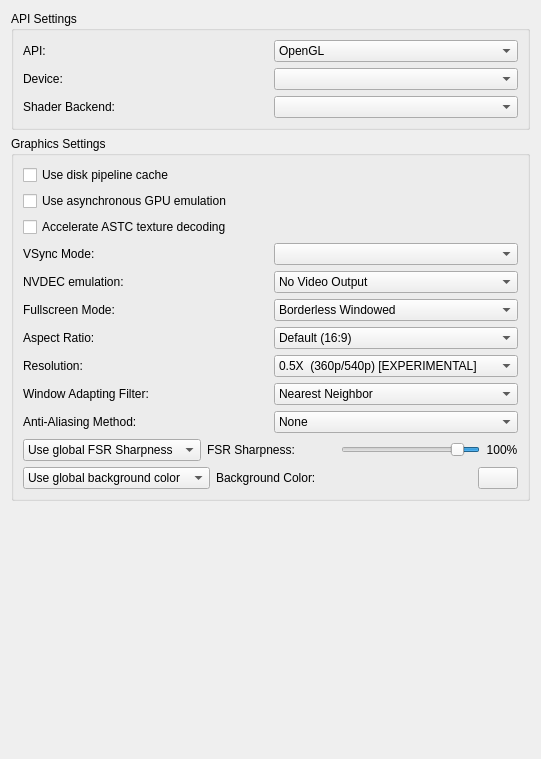
This is src/yuzu/configuration/configure_graphics.ui in rorrim-rorrim/eden-alt as Qt 5 draws it before an edit. The edited form follows.
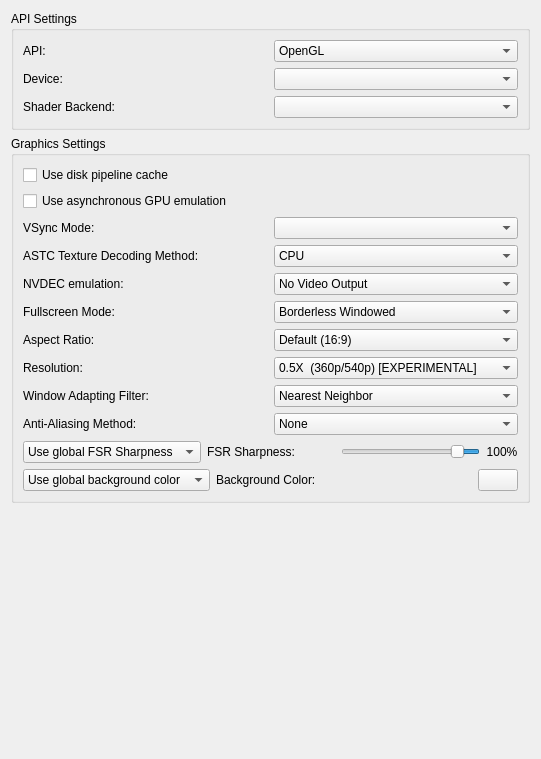
This is the edited form.

Commit message:
settings,video_core: Consolidate ASTC decoding options
Just puts them all neatly into one place.

Patch:
```diff
--- a/src/yuzu/configuration/configure_graphics.ui
+++ b/src/yuzu/configuration/configure_graphics.ui
@@ -181,13 +181,6 @@
           </property>
          </widget>
         </item>
-        <item>
-         <widget class="QCheckBox" name="accelerate_astc">
-          <property name="text">
-           <string>Accelerate ASTC texture decoding</string>
-          </property>
-         </widget>
-        </item>
         <item>
          <widget class="QWidget" name="vsync_mode_layout" native="true">
           <layout class="QHBoxLayout" name="horizontalLayout_4">
@@ -226,6 +219,50 @@
           </layout>
          </widget>
         </item>
+        <item>
+         <widget class="QWidget" name="astc_decode_mode_layout" native="true">
+          <layout class="QHBoxLayout" name="horizontalLayout_8">
+           <property name="leftMargin">
+            <number>0</number>
+           </property>
+           <property name="topMargin">
+            <number>0</number>
+           </property>
+           <property name="rightMargin">
+            <number>0</number>
+           </property>
+           <property name="bottomMargin">
+            <number>0</number>
+           </property>
+           <item>
+            <widget class="QLabel" name="astc_decode_mode_label">
+             <property name="text">
+              <string>ASTC Texture Decoding Method:</string>
+             </property>
+            </widget>
+           </item>
+           <item>
+            <widget class="QComboBox" name="astc_decode_mode_combobox">
+             <item>
+              <property name="text">
+               <string>CPU</string>
+              </property>
+             </item>
+             <item>
+              <property name="text">
+               <string>GPU Compute</string>
+              </property>
+             </item>
+             <item>
+              <property name="text">
+               <string>CPU Asynchronous (Hack)</string>
+              </property>
+             </item>
+            </widget>
+           </item>
+          </layout>
+         </widget>
+        </item>
         <item>
          <widget class="QWidget" name="nvdec_emulation_widget" native="true">
           <layout class="QHBoxLayout" name="nvdec_emulation_layout">
```
The commit also changes 11 other files.
